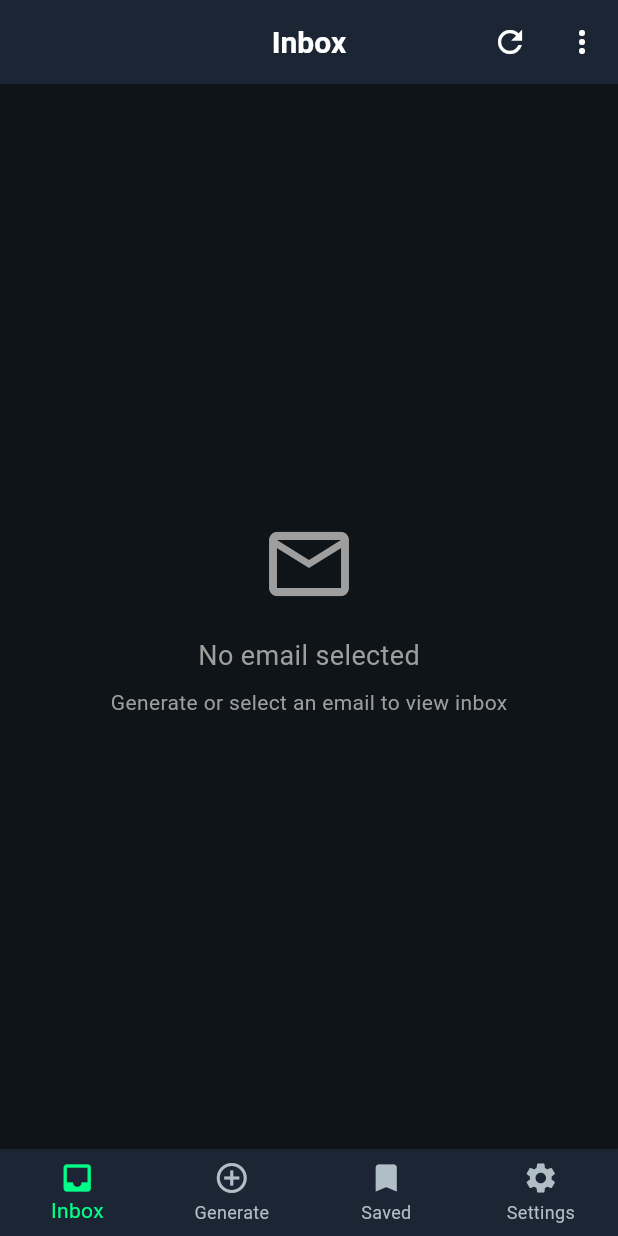
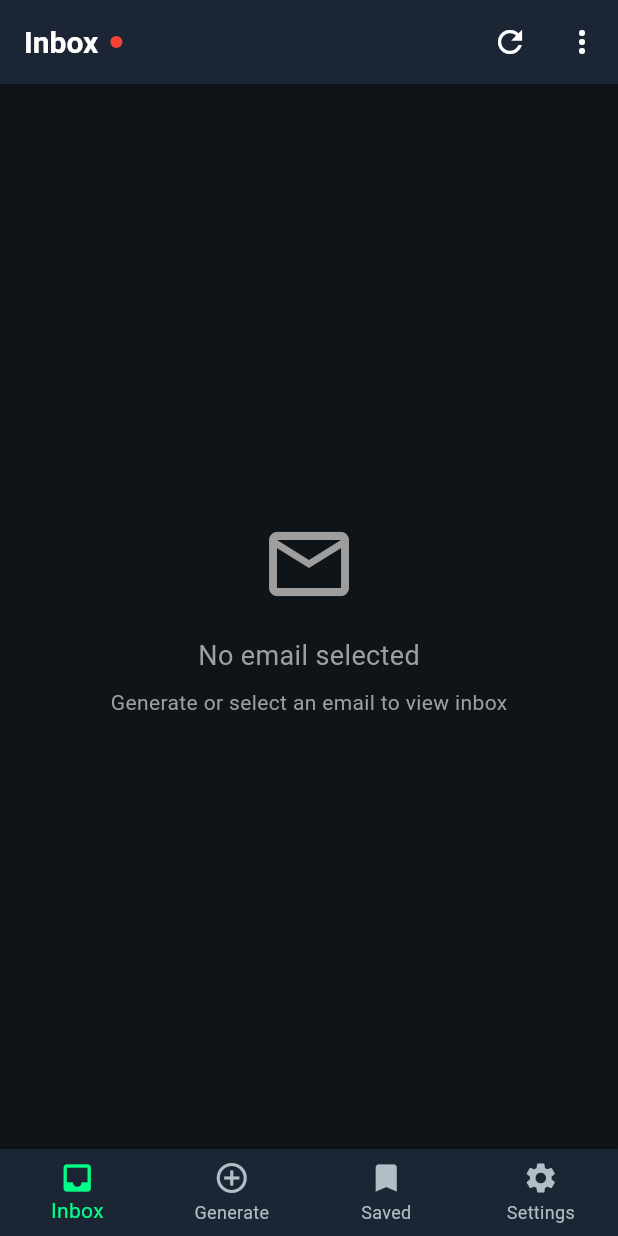
Before and after one commit to dev-redoy-ahmed/tempmail, a Flutter app: the screen it shows after launch, after a tap on the "refresh" icon, on a phone screen of 412 x 824 dp. Run offline on Flutter 3.47's test engine with Material 3 defaults, Android fonts, the phone set to English and light mode, and no system bars; our stand-ins replace device_info_plus, shared_preferences, socket_io_client; network calls fail; statements that could not run were skipped.

Commit message:
Add Socket.IO real-time updates to Flutter inbox

```diff
--- a/rmail/lib/providers/email_provider.dart
+++ b/rmail/lib/providers/email_provider.dart
@@ -1,5 +1,7 @@
+import 'dart:convert';
 import 'package:flutter/material.dart';
 import 'package:shared_preferences/shared_preferences.dart';
+import 'package:socket_io_client/socket_io_client.dart' as IO;
 import '../models/email_model.dart';
 import '../services/api_service.dart';
 import '../services/device_service.dart';
@@ -11,9 +13,10 @@ class EmailProvider with ChangeNotifier {
   List<String> _availableDomains = [];
   List<Map<String, dynamic>> _generatedEmails = [];
   List<Map<String, dynamic>> _receivedEmails = [];
-  String? _deviceId;
   bool _isLoading = false;
   String? _error;
+  IO.Socket? _socket;
+  bool _isSocketConnected = false;
 
   // Getters
   String? get currentEmail => _currentEmail;
@@ -22,12 +25,13 @@ class EmailProvider with ChangeNotifier {
   List<String> get domains => _availableDomains;
   List<Map<String, dynamic>> get generatedEmails => _generatedEmails;
   List<Map<String, dynamic>> get receivedEmails => _receivedEmails;
-  String? get deviceId => _deviceId;
+  bool get isSocketConnected => _isSocketConnected;
   bool get isLoading => _isLoading;
   String? get error => _error;
 
   EmailProvider() {
     _initializeProvider();
+    _initSocketConnection();
   }
 
   Future<void> _initializeProvider() async {
@@ -38,15 +42,7 @@ class EmailProvider with ChangeNotifier {
     await loadReceivedEmails();
   }
 
-  Future<void> _loadDeviceId() async {
-    try {
-      _deviceId = await DeviceService.getDeviceId();
-      notifyListeners();
-    } catch (e) {
-      _error = 'Failed to get device ID: $e';
-      notifyListeners();
-    }
-  }
+
 
   // Load saved emails from SharedPreferences
   Future<void> _loadSavedEmails() async {
@@ -396,4 +392,71 @@ class EmailProvider with ChangeNotifier {
   void clearError() {
     _clearError();
   }
+
+  // Initialize Socket.IO connection
+  void _initSocketConnection() {
+    try {
+      _socket = IO.io('http://178.128.222.199:3001', <String, dynamic>{
+        'transports': ['websocket'],
+        'autoConnect': false,
+      });
+
+      _socket!.connect();
+
+      _socket!.onConnect((_) {
+        print('Socket.IO connected');
+        _isSocketConnected = true;
+        notifyListeners();
+      });
+
+      _socket!.onDisconnect((_) {
+        print('Socket.IO disconnected');
+        _isSocketConnected = false;
+        notifyListeners();
+      });
+
+      _socket!.on('new_mail', (data) {
+        print('New mail received: $data');
+        _handleNewMail(data);
+      });
+
+      _socket!.onError((error) {
+        print('Socket.IO error: $error');
+      });
+    } catch (e) {
+      print('Socket.IO initialization error: $e');
+    }
+  }
+
+  // Handle new mail from Socket.IO
+  void _handleNewMail(dynamic mailData) {
+    try {
+      if (_currentEmail != null && mailData != null) {
+        // Check if this email is for current user
+        final toEmail = mailData['to'];
+        if (toEmail != null && toEmail.toString().contains(_currentEmail!)) {
+          final newEmail = EmailModel.fromJson(mailData);
+          _emails.insert(0, newEmail);
+          notifyListeners();
+        }
+      }
+    } catch (e) {
+      print('Error handling new mail: $e');
+    }
+  }
+
+  // Disconnect Socket.IO
+  void _disconnectSocket() {
+    if (_socket != null) {
+      _socket!.disconnect();
+      _socket = null;
+      _isSocketConnected = false;
+    }
+  }
+
+  @override
+  void dispose() {
+    _disconnectSocket();
+    super.dispose();
+  }
 }
--- a/rmail/lib/screens/inbox_screen.dart
+++ b/rmail/lib/screens/inbox_screen.dart
@@ -12,7 +12,24 @@ class InboxScreen extends StatelessWidget {
   Widget build(BuildContext context) {
     return Scaffold(
       appBar: AppBar(
-        title: const Text('Inbox'),
+        title: Row(
+          children: [
+            const Text('Inbox'),
+            const SizedBox(width: 8),
+            Consumer<EmailProvider>(
+              builder: (context, emailProvider, child) {
+                return Container(
+                  width: 8,
+                  height: 8,
+                  decoration: BoxDecoration(
+                    shape: BoxShape.circle,
+                    color: emailProvider.isSocketConnected ? Colors.green : Colors.red,
+                  ),
+                );
+              },
+            ),
+          ],
+        ),
         actions: [
           Consumer<EmailProvider>(
             builder: (context, emailProvider, child) {
--- a/rmail/pubspec.yaml
+++ b/rmail/pubspec.yaml
@@ -39,6 +39,7 @@ dependencies:
   shared_preferences: ^2.2.2
   intl: ^0.19.0
   device_info_plus: ^10.1.0
+  socket_io_client: ^2.0.3+1
 
 dev_dependencies:
   flutter_test:
```
Also changed, not shown: rmail/pubspec.lock.
